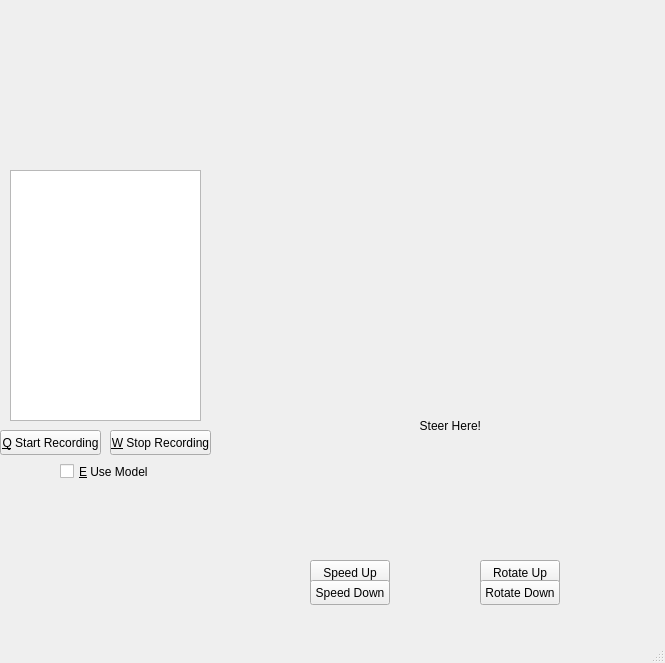
Qt form ella_test/ImitationLearner.ui (111homell111/controller_pkg) before a commit.
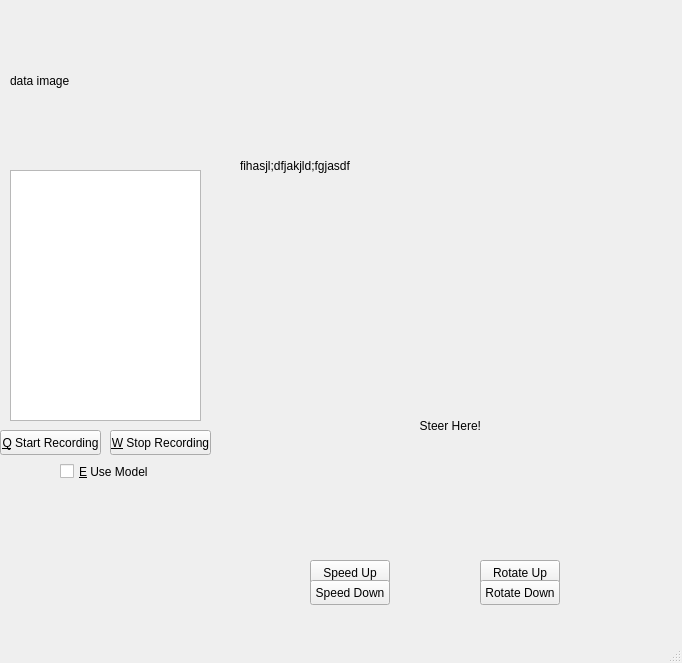
The same form after that commit.

Commit message: rudimentary yoda detect

```diff
--- a/ella_test/ImitationLearner.ui
+++ b/ella_test/ImitationLearner.ui
@@ -6,7 +6,7 @@
    <rect>
     <x>0</x>
     <y>0</y>
-    <width>665</width>
+    <width>682</width>
     <height>663</height>
    </rect>
   </property>
@@ -40,7 +40,7 @@
      </rect>
     </property>
     <property name="text">
-     <string/>
+     <string>fihasjl;dfjakjld;fgjasdf</string>
     </property>
    </widget>
    <widget class="QLabel" name="steering_area">
@@ -163,7 +163,7 @@
      </rect>
     </property>
     <property name="text">
-     <string/>
+     <string>data image</string>
     </property>
    </widget>
   </widget>
```
Left out of the diff: 2 changed lines with no effect on the pictures. The commit also changes 2 other files.
